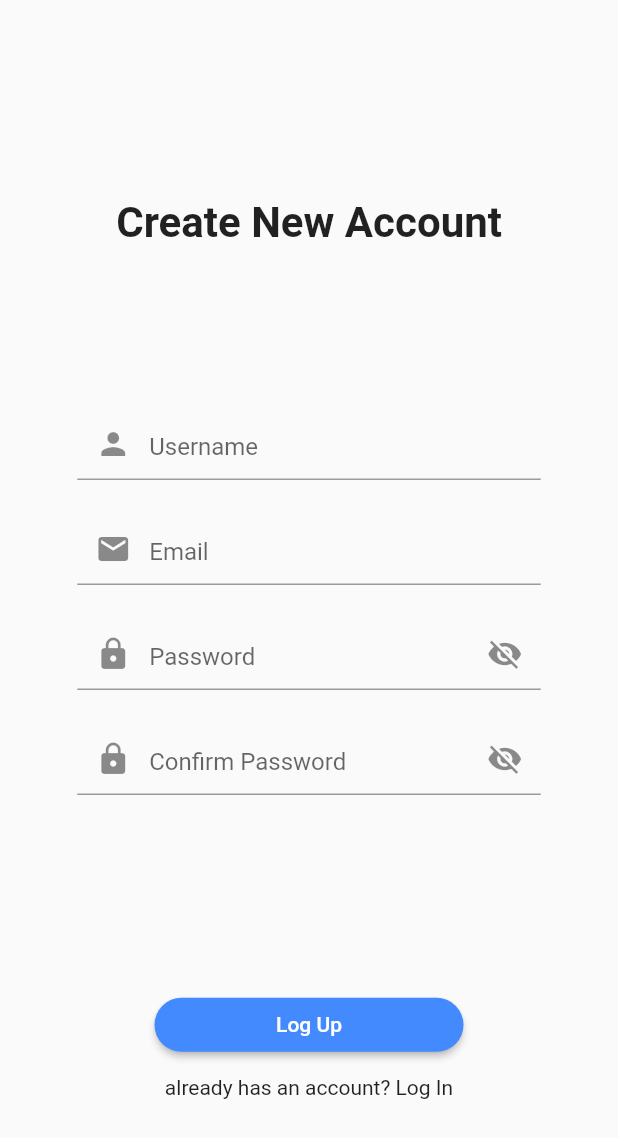
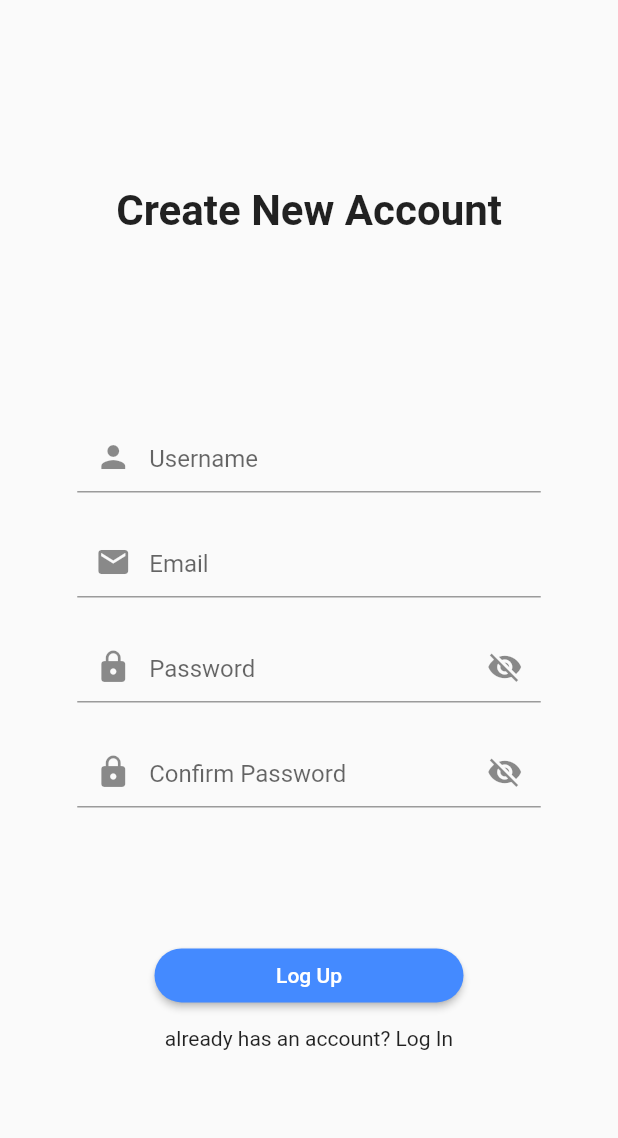
Before and after one commit to xiaoming857/movie_rater_app, a Flutter app: the screen it shows after launch, after a tap on "Login", after a tap on "or create a new account", on a phone screen of 412 x 824 dp. Shown: the top 1138 px of the screen. Run offline on Flutter 3.47's test engine with Material 2 defaults, Android fonts, the phone set to English and light mode, and no system bars; our stand-ins replace flutter_rating_bar, flutter_secure_storage; accounts and stored records are empty.

Commit message:
Refactor Code

```diff
--- a/lib/src/pages/sign_in_page.dart
+++ b/lib/src/pages/sign_in_page.dart
@@ -23,29 +23,66 @@ class _SignInPageState extends State<SignInPage> with AuthValidator{
 
   @override
   Widget build(BuildContext context) {
-    double height = (MediaQuery.of(context).size.height - MediaQuery.of(context).padding.top);
+    Size size = MediaQuery.of(context).size;
+    EdgeInsets padding = MediaQuery.of(context).padding;
     return Scaffold(
       backgroundColor: Colors.white,
       body: Padding(
         padding: EdgeInsets.only(
-          top: MediaQuery.of(context).padding.top,
+          top: padding.top,
         ),
 
+        child: SizedBox(
+          height: size.height,
           child: Stack(
+            alignment: Alignment.center,
             children: [
               Center(
-              child: SizedBox(
-                width: MediaQuery.of(context).size.width,
                 child: SingleChildScrollView(
+                  clipBehavior: Clip.hardEdge,
                   physics: BouncingScrollPhysics(),
-                  child: Column(
-                    crossAxisAlignment: CrossAxisAlignment.center,
+                  padding: EdgeInsets.symmetric(vertical: 10),
+                  child: _loginContent(size, padding),
+                ),
+              ),
+
+
+              if (this._isLoading)
+                Container(
+                  color: Colors.white.withAlpha(150),
+                  child: Center(
+                    child: CircularProgressIndicator(
+                      backgroundColor: Colors.transparent,
+                    ),
+                  ),
+                ),
+            ],
+          ),
+        ),
+      ),
+    );
+  }
+
+
+  void _onLogin() async {
+    setState(() {this._hasFirstSubmit = true;});
+    if (this._formKey.currentState.validate()) {
+      setState(() {this._isLoading = !this._isLoading;});
+      await widget.auth.login(this._emailController.text, this._passwordController.text);
+      setState(() {this._isLoading = !this._isLoading;});
+    }
+  }
+
+
+  void _openSignUpPage() async {
+    await Navigator.of(context).pushNamed('/signUp');
+  }
+
+
+  Widget _loginContent(Size size, EdgeInsets padding) {
+    return Column(
       children: [
-                      SizedBox(
-                        height: height * 2 / 5,
-                        child: Align(
-                          alignment: Alignment.center,
-                          child: Text(
+        Text(
           'Movie Rater',
           style: TextStyle(
             fontSize: 32,
@@ -53,20 +90,22 @@ class _SignInPageState extends State<SignInPage> with AuthValidator{
             color: Colors.black87,
           ),
         ),
-                        ),
+
+
+        SizedBox(height: size.width * 0.3,),
+
+
+        Container(
+          margin: EdgeInsets.symmetric(
+            horizontal: size.width * 0.1,
+            vertical: 10,
           ),
 
-
-                      SizedBox(
-                        height: height * 3 / 5,
-                        child: Align(
-                          alignment: Alignment.topCenter,
-                          child: Container(
-                            width: MediaQuery.of(context).size.width * 4 / 5,
-                            height: height * 1/2,
           padding: EdgeInsets.only(
-                              left: 20,
-                              right: 20,
+            left: size.width * 0.07,
+            right: size.width * 0.07,
+            top: size.height * 0.05,
+            bottom: size.height * 0.06,
           ),
 
           decoration: BoxDecoration(
@@ -85,9 +124,7 @@ class _SignInPageState extends State<SignInPage> with AuthValidator{
           child: Column(
             mainAxisAlignment: MainAxisAlignment.spaceEvenly,
             children: [
-                                Padding(
-                                  padding: EdgeInsets.only(top: 15),
-                                  child: Text(
+              Text(
                 'Login',
                 style: TextStyle(
                     fontSize: 21,
@@ -95,7 +132,10 @@ class _SignInPageState extends State<SignInPage> with AuthValidator{
                     color: Colors.black87
                 ),
               ),
-                                ),
+
+
+              SizedBox(height: size.height * 0.03,),
+
 
               Form(
                 key: this._formKey,
@@ -167,10 +207,13 @@ class _SignInPageState extends State<SignInPage> with AuthValidator{
               ),
 
 
+              SizedBox(height: size.height * 0.02,),
+
+
               Column(
                 children: [
                   SizedBox(
-                                      width: MediaQuery.of(context).size.width / 2,
+                    width: size.width / 2,
                     child: RaisedButton(
                       color: Colors.blueAccent,
                       textTheme: ButtonTextTheme.primary,
@@ -187,9 +230,7 @@ class _SignInPageState extends State<SignInPage> with AuthValidator{
                   ),
 
 
-                                    SizedBox(
-                                      height: 10,
-                                    ),
+                  SizedBox(height: 10,),
 
 
                   InkWell(
@@ -203,42 +244,7 @@ class _SignInPageState extends State<SignInPage> with AuthValidator{
             ],
           ),
         ),
-                        ),
-                      ),
       ],
-                  ),
-                ),
-              ),
-            ),
-
-
-            if (this._isLoading)
-              Container(
-                color: Colors.white.withAlpha(150),
-                child: Center(
-                  child: CircularProgressIndicator(
-                    backgroundColor: Colors.transparent,
-                  ),
-                ),
-              ),
-          ],
-        ),
-      ),
     );
   }
-
-
-  void _onLogin () async {
-    setState(() {this._hasFirstSubmit = true;});
-    if (this._formKey.currentState.validate()) {
-      setState(() {this._isLoading = !this._isLoading;});
-      await widget.auth.login(this._emailController.text, this._passwordController.text);
-      setState(() {this._isLoading = !this._isLoading;});
 }
-  }
-
-
-  void _openSignUpPage () async {
-    await Navigator.of(context).pushNamed('/signUp');
-  }
-}
--- a/lib/src/pages/sign_up_page.dart
+++ b/lib/src/pages/sign_up_page.dart
@@ -39,28 +39,71 @@ class _SignUpPageState extends State<SignUpPage> with AuthValidator{
 
   @override
   Widget build(BuildContext context) {
-    double height = (MediaQuery.of(context).size.height - MediaQuery.of(context).padding.top);
+    Size size = MediaQuery.of(context).size;
+    EdgeInsets padding = MediaQuery.of(context).padding;
     return Scaffold(
       body: Padding(
         padding: EdgeInsets.only(
-          top: MediaQuery.of(context).padding.top,
+          top: padding.top,
         ),
 
+        child: SizedBox(
+          height: size.height,
           child: Stack(
+            alignment: Alignment.center,
             children: [
               Center(
-              child: SizedBox(
-                width: MediaQuery.of(context).size.width,
                 child: SingleChildScrollView(
+                  clipBehavior: Clip.hardEdge,
                   physics: BouncingScrollPhysics(),
-                  child: Column(
-                    crossAxisAlignment: CrossAxisAlignment.center,
+                  padding: EdgeInsets.symmetric(vertical: 10),
+                  child: this._signUpContent(size, padding),
+                ),
+              ),
+
+
+              if (this._isLoading)
+                Container(
+                  color: Colors.white.withAlpha(150),
+                  child: Center(
+                    child: CircularProgressIndicator(
+                      backgroundColor: Colors.transparent,
+                    ),
+                  ),
+                ),
+            ],
+          ),
+        ),
+      ),
+    );
+  }
+
+
+  void _onLogUp() async {
+    setState(() {this._hasFirstSubmit = true;});
+    if (this._formKey.currentState.validate()) {
+      setState(() {this._isLoading = !this._isLoading;});
+      await widget._auth.register(this._usernameController.text, this._emailController.text, this._passwordController.text);
+      setState(() {this._isLoading = !this._isLoading;});
+      Navigator.of(context).pop();
+    }
+  }
+
+
+  void _onBackToSignInPage() {
+    Navigator.of(context).pop(false);
+  }
+
+
+  void _nextFocus(FocusNode focusNode) {
+    FocusScope.of(context).requestFocus(focusNode);
+  }
+
+
+  Widget _signUpContent(Size size, EdgeInsets padding) {
+    return Column(
       children: [
-                      SizedBox(
-                        height: height * 1 / 5,
-                        child: Align(
-                          alignment: Alignment.bottomCenter,
-                          child: Text(
+        Text(
           'Create New Account',
           style: TextStyle(
               fontSize: 28,
@@ -68,17 +111,16 @@ class _SignUpPageState extends State<SignUpPage> with AuthValidator{
               color: Colors.black87
           ),
         ),
-                        ),
-                      ),
 
 
-                      SizedBox(
-                        height: height * 3 / 5,
-                        child: Form(
+        SizedBox(height: size.height * 0.15,),
+
+
+        Form(
           key: this._formKey,
           autovalidate: this._hasFirstSubmit,
           child: SizedBox(
-                            width: MediaQuery.of(context).size.width * 3 / 4,
+            width: size.width * 3 / 4,
             child: Column(
               mainAxisAlignment: MainAxisAlignment.center,
               children: [
@@ -219,16 +261,16 @@ class _SignUpPageState extends State<SignUpPage> with AuthValidator{
             ),
           ),
         ),
-                      ),
 
 
-                      SizedBox(
-                        height: height * 1 / 5,
-                        child: Column(
+        SizedBox(height: size.height * 0.08,),
+
+
+        Column(
           mainAxisAlignment: MainAxisAlignment.start,
           children: [
             SizedBox(
-                              width: MediaQuery.of(context).size.width / 2,
+              width: size.width / 2,
               child: RaisedButton(
                 color: Colors.blueAccent,
                 textTheme: ButtonTextTheme.primary,
@@ -245,9 +287,7 @@ class _SignUpPageState extends State<SignUpPage> with AuthValidator{
             ),
 
 
-                            SizedBox(
-                              height: 10,
-                            ),
+            SizedBox(height: 10,),
 
 
             InkWell(
@@ -259,47 +299,7 @@ class _SignUpPageState extends State<SignUpPage> with AuthValidator{
             ),
           ],
         ),
-                      ),
       ],
-                  ),
-                ),
-              ),
-            ),
-
-
-            if (this._isLoading)
-              Container(
-                color: Colors.white.withAlpha(150),
-                child: Center(
-                  child: CircularProgressIndicator(
-                    backgroundColor: Colors.transparent,
-                  ),
-                ),
-              ),
-          ],
-        ),
-      ),
     );
   }
-
-
-  void _onLogUp() async {
-    setState(() {this._hasFirstSubmit = true;});
-    if (this._formKey.currentState.validate()) {
-      setState(() {this._isLoading = !this._isLoading;});
-      await widget._auth.register(this._usernameController.text, this._emailController.text, this._passwordController.text);
-      setState(() {this._isLoading = !this._isLoading;});
-      Navigator.of(context).pop();
 }
-  }
-
-
-  void _onBackToSignInPage() {
-    Navigator.of(context).pop(false);
-  }
-
-
-  void _nextFocus(FocusNode focusNode) {
-    FocusScope.of(context).requestFocus(focusNode);
-  }
-}
```
Lines whose indentation alone changed are shown as unchanged.
